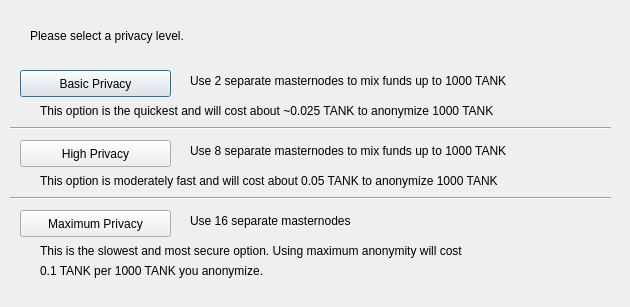
Old version of the form src/qt/forms/darksendconfig.ui in the repository officialXGalaxy/XGalaxy.
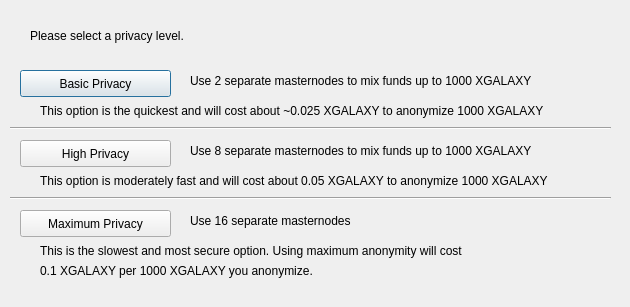
New version of the form.

The edit to the form file:
```diff
--- a/src/qt/forms/darksendconfig.ui
+++ b/src/qt/forms/darksendconfig.ui
@@ -75,7 +75,7 @@
     </rect>
    </property>
    <property name="text">
-    <string>Use 2 separate masternodes to mix funds up to 1000 TANK</string>
+    <string>Use 2 separate masternodes to mix funds up to 1000 XGALAXY</string>
    </property>
   </widget>
   <widget class="QLabel" name="label_3">
@@ -88,7 +88,7 @@
     </rect>
    </property>
    <property name="text">
-    <string>Use 8 separate masternodes to mix funds up to 1000 TANK</string>
+    <string>Use 8 separate masternodes to mix funds up to 1000 XGALAXY</string>
    </property>
   </widget>
   <widget class="QLabel" name="label_4">
@@ -114,7 +114,7 @@
     </rect>
    </property>
    <property name="text">
-    <string>This option is the quickest and will cost about ~0.025 TANK to anonymize 1000 TANK</string>
+    <string>This option is the quickest and will cost about ~0.025 XGALAXY to anonymize 1000 XGALAXY</string>
    </property>
   </widget>
   <widget class="QLabel" name="label_7">
@@ -127,7 +127,7 @@
     </rect>
    </property>
    <property name="text">
-    <string>This option is moderately fast and will cost about 0.05 TANK to anonymize 1000 TANK</string>
+    <string>This option is moderately fast and will cost about 0.05 XGALAXY to anonymize 1000 XGALAXY</string>
    </property>
   </widget>
   <widget class="QLabel" name="label_8">
@@ -153,7 +153,7 @@
     </rect>
    </property>
    <property name="text">
-    <string>0.1 TANK per 1000 TANK you anonymize.</string>
+    <string>0.1 XGALAXY per 1000 XGALAXY you anonymize.</string>
    </property>
   </widget>
   <widget class="Line" name="line">
```
